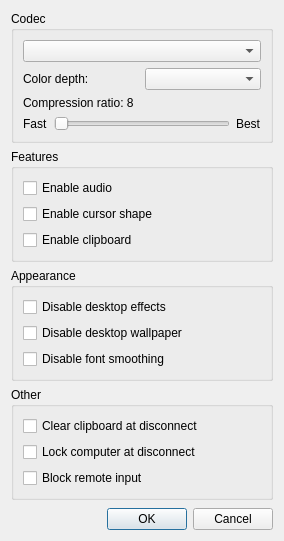
This is source/client/ui/desktop_config_dialog.ui in dchapyshev/aspia as Qt 5 draws it before an edit. The edited form follows.
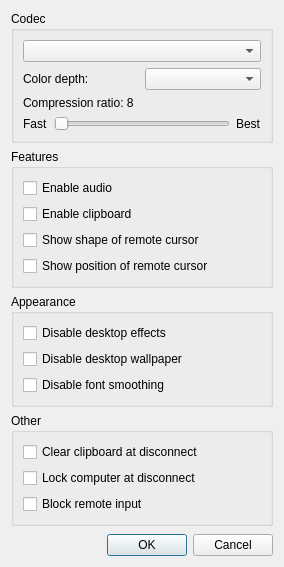
This is the edited form.

Commit message: Implement "Show remote cursor position" option; implement cursor capturing via DXGI.

Patch:
```diff
--- a/source/client/ui/desktop_config_dialog.ui
+++ b/source/client/ui/desktop_config_dialog.ui
@@ -7,7 +7,7 @@
     <x>0</x>
     <y>0</y>
     <width>284</width>
-    <height>541</height>
+    <height>567</height>
    </rect>
   </property>
   <property name="sizePolicy">
@@ -109,13 +109,6 @@
         </property>
        </widget>
       </item>
-      <item>
-       <widget class="QCheckBox" name="checkbox_cursor_shape">
-        <property name="text">
-         <string>Enable cursor shape</string>
-        </property>
-       </widget>
-      </item>
       <item>
        <widget class="QCheckBox" name="checkbox_clipboard">
         <property name="text">
@@ -123,6 +116,20 @@
         </property>
        </widget>
       </item>
+      <item>
+       <widget class="QCheckBox" name="checkbox_cursor_shape">
+        <property name="text">
+         <string>Show shape of remote cursor</string>
+        </property>
+       </widget>
+      </item>
+      <item>
+       <widget class="QCheckBox" name="checkbox_enable_cursor_pos">
+        <property name="text">
+         <string>Show position of remote cursor</string>
+        </property>
+       </widget>
+      </item>
      </layout>
     </widget>
    </item>
```
The commit also changes 98 other files.
